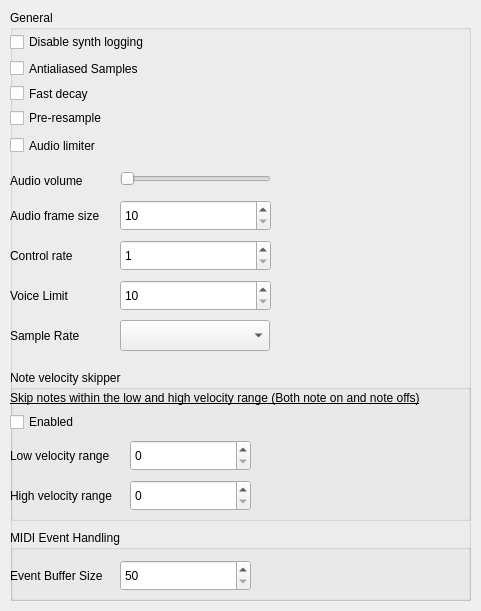
Qt form OmniMIDIConfigurator/src/kasariaSettings.ui (kiptunor/OmniMIDIv2) before a commit.
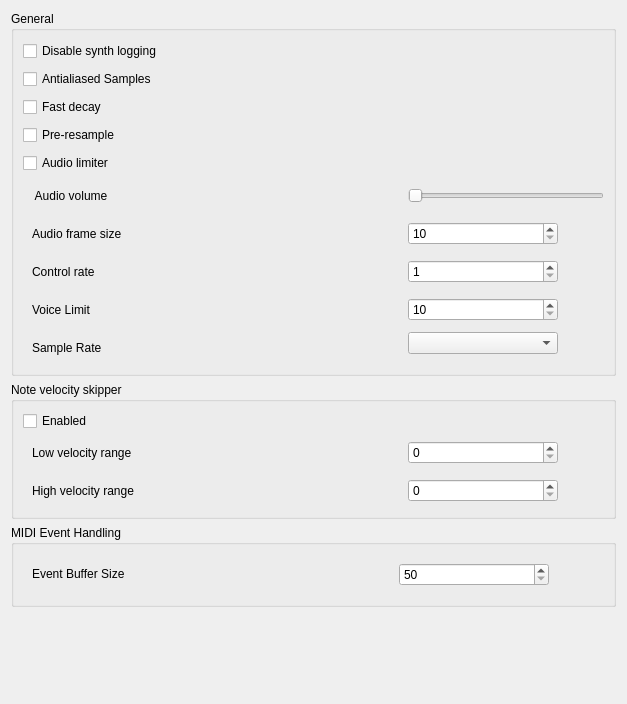
The same form after that commit. Icons and pictures are not drawn. Custom widgets are drawn as their Qt base class.

```diff
--- a/OmniMIDIConfigurator/src/kasariaSettings.ui
+++ b/OmniMIDIConfigurator/src/kasariaSettings.ui
@@ -6,300 +6,198 @@
    <rect>
     <x>0</x>
     <y>0</y>
-    <width>481</width>
-    <height>611</height>
+    <width>627</width>
+    <height>704</height>
    </rect>
   </property>
   <property name="windowTitle">
    <string>Form</string>
   </property>
-  <widget class="QWidget" name="verticalLayoutWidget">
-   <property name="geometry">
-    <rect>
-     <x>10</x>
-     <y>10</y>
-     <width>461</width>
-     <height>591</height>
-    </rect>
-   </property>
-   <layout class="QVBoxLayout" name="verticalLayout">
+  <layout class="QVBoxLayout" name="verticalLayout" stretch="0,0,0,0">
     <item>
      <widget class="QGroupBox" name="groupBox">
       <property name="title">
        <string>General</string>
       </property>
-      <property name="checkable">
-       <bool>false</bool>
-      </property>
-      <widget class="QCheckBox" name="cb_disableSynthLogs">
-       <property name="geometry">
-        <rect>
-         <x>0</x>
-         <y>20</y>
-         <width>151</width>
-         <height>24</height>
-        </rect>
-       </property>
+     <layout class="QGridLayout" name="gridLayout">
+      <item row="5" column="0" colspan="2" alignment="Qt::AlignmentFlag::AlignLeft">
+       <widget class="QCheckBox" name="cb_audioLimter">
        <property name="text">
-        <string>Disable synth logging</string>
-       </property>
-      </widget>
-      <widget class="QCheckBox" name="cb_antialiasedSamples">
-       <property name="geometry">
-        <rect>
-         <x>0</x>
-         <y>43</y>
-         <width>151</width>
-         <height>31</height>
-        </rect>
+         <string>Audio limiter</string>
+        </property>
+       </widget>
+      </item>
+      <item row="1" column="8">
+       <widget class="QPushButton" name="pushButton_2">
+        <property name="toolTip">
+         <string>&lt;html&gt;&lt;head/&gt;&lt;body&gt;&lt;p&gt;Sample antialiasing caps out frequencies higher than the sample rate.&lt;/p&gt;&lt;p&gt;It takes effect at soundfont loading.&lt;/p&gt;&lt;/body&gt;&lt;/html&gt;</string>
        </property>
        <property name="text">
-        <string>Antialiased Samples</string>
-       </property>
-      </widget>
-      <widget class="QCheckBox" name="cb_fastDecay">
-       <property name="geometry">
-        <rect>
-         <x>0</x>
-         <y>73</y>
-         <width>91</width>
-         <height>21</height>
-        </rect>
-       </property>
-       <property name="text">
-        <string>Fast decay</string>
-       </property>
-      </widget>
-      <widget class="QCheckBox" name="cb_preResample">
-       <property name="geometry">
-        <rect>
-         <x>0</x>
-         <y>100</y>
-         <width>111</width>
-         <height>16</height>
-        </rect>
+         <string/>
+        </property>
+        <property name="icon">
+         <iconset theme="help-about"/>
+        </property>
+        <property name="flat">
+         <bool>true</bool>
+        </property>
+       </widget>
+      </item>
+      <item row="10" column="0" rowspan="2" colspan="5">
+       <widget class="QWidget" name="horizontalWidget_4" native="true">
+        <layout class="QHBoxLayout" name="horizontalLayout_4">
+         <item>
+          <widget class="QLabel" name="label_4">
+           <property name="sizePolicy">
+            <sizepolicy hsizetype="Preferred" vsizetype="Fixed">
+             <horstretch>0</horstretch>
+             <verstretch>0</verstretch>
+            </sizepolicy>
        </property>
        <property name="text">
-        <string>Pre-resample</string>
-       </property>
-      </widget>
-      <widget class="QSpinBox" name="spb_ctrlRate">
-       <property name="geometry">
-        <rect>
-         <x>110</x>
-         <y>230</y>
-         <width>151</width>
-         <height>31</height>
-        </rect>
-       </property>
-       <property name="minimum">
-        <number>1</number>
-       </property>
-       <property name="maximum">
-        <number>999</number>
-       </property>
-      </widget>
+            <string>Sample Rate</string>
+           </property>
+          </widget>
+         </item>
+        </layout>
+       </widget>
+      </item>
+      <item row="8" column="0" colspan="4">
+       <widget class="QWidget" name="horizontalWidget_2" native="true">
+        <layout class="QHBoxLayout" name="horizontalLayout_2">
+         <item>
       <widget class="QLabel" name="label">
-       <property name="geometry">
-        <rect>
-         <x>0</x>
-         <y>230</y>
-         <width>71</width>
-         <height>31</height>
-        </rect>
-       </property>
        <property name="text">
         <string>Control rate</string>
        </property>
       </widget>
-      <widget class="QLabel" name="label_2">
-       <property name="geometry">
-        <rect>
-         <x>0</x>
-         <y>160</y>
-         <width>81</width>
-         <height>21</height>
-        </rect>
-       </property>
-       <property name="text">
-        <string>Audio volume</string>
-       </property>
-      </widget>
-      <widget class="QSpinBox" name="spb_voiceLimit">
-       <property name="geometry">
-        <rect>
-         <x>110</x>
-         <y>270</y>
-         <width>151</width>
-         <height>31</height>
-        </rect>
-       </property>
-       <property name="minimum">
-        <number>10</number>
-       </property>
-       <property name="maximum">
-        <number>9024</number>
-       </property>
-      </widget>
+         </item>
+        </layout>
+       </widget>
+      </item>
+      <item row="9" column="0" colspan="4">
+       <widget class="QWidget" name="horizontalWidget_3" native="true">
+        <layout class="QHBoxLayout" name="horizontalLayout_3">
+         <item>
       <widget class="QLabel" name="label_3">
-       <property name="geometry">
-        <rect>
-         <x>0</x>
-         <y>270</y>
-         <width>71</width>
-         <height>31</height>
-        </rect>
-       </property>
        <property name="text">
         <string>Voice Limit</string>
        </property>
       </widget>
-      <widget class="QLabel" name="label_4">
-       <property name="geometry">
-        <rect>
-         <x>0</x>
-         <y>310</y>
-         <width>81</width>
-         <height>31</height>
-        </rect>
-       </property>
-       <property name="text">
-        <string>Sample Rate</string>
-       </property>
-      </widget>
-      <widget class="SampleRateSelector" name="srs_smplRate">
-       <property name="geometry">
-        <rect>
-         <x>110</x>
-         <y>310</y>
-         <width>150</width>
-         <height>31</height>
-        </rect>
-       </property>
+         </item>
+        </layout>
+       </widget>
+      </item>
+      <item row="8" column="7">
+       <widget class="QSpinBox" name="spb_ctrlRate">
        <property name="minimumSize">
         <size>
          <width>150</width>
          <height>0</height>
         </size>
        </property>
-      </widget>
-      <widget class="QCheckBox" name="cb_audioLimter">
-       <property name="geometry">
-        <rect>
-         <x>0</x>
-         <y>120</y>
-         <width>101</width>
-         <height>31</height>
-        </rect>
-       </property>
+        <property name="maximumSize">
+         <size>
+          <width>150</width>
+          <height>16777215</height>
+         </size>
+        </property>
+        <property name="minimum">
+         <number>1</number>
+        </property>
+        <property name="maximum">
+         <number>999</number>
+        </property>
+       </widget>
+      </item>
+      <item row="6" column="0" colspan="6">
+       <widget class="QWidget" name="horizontalWidget" native="true">
+        <layout class="QHBoxLayout" name="horizontalLayout_8">
+         <item>
+          <widget class="QLabel" name="label_2">
+           <property name="text">
+            <string> Audio volume                </string>
+           </property>
+          </widget>
+         </item>
+        </layout>
+       </widget>
+      </item>
+      <item row="5" column="8">
+       <widget class="QPushButton" name="pushButton_5">
+        <property name="toolTip">
+         <string>&lt;html&gt;&lt;head/&gt;&lt;body&gt;&lt;p&gt;The audio limiter is built into Kasaria and it's important for reducing audio loudness&lt;/p&gt;&lt;/body&gt;&lt;/html&gt;</string>
+        </property>
        <property name="text">
-        <string>Audio limiter</string>
-       </property>
-      </widget>
+         <string/>
+        </property>
+        <property name="icon">
+         <iconset theme="help-about"/>
+        </property>
+        <property name="flat">
+         <bool>true</bool>
+        </property>
+       </widget>
+      </item>
+      <item row="6" column="7" colspan="2">
+       <widget class="QSlider" name="sl_audioVol">
+        <property name="orientation">
+         <enum>Qt::Orientation::Horizontal</enum>
+        </property>
+       </widget>
+      </item>
+      <item row="8" column="8">
+       <widget class="QPushButton" name="pushButton_8">
+        <property name="toolTip">
+         <string>&lt;html&gt;&lt;head/&gt;&lt;body&gt;&lt;p&gt;Set the amount of sample rate computations.&lt;/p&gt;&lt;/body&gt;&lt;/html&gt;</string>
+        </property>
+        <property name="text">
+         <string/>
+        </property>
+        <property name="icon">
+         <iconset theme="help-about"/>
+        </property>
+        <property name="flat">
+         <bool>true</bool>
+        </property>
+       </widget>
+      </item>
+      <item row="7" column="0" colspan="5">
+       <widget class="QWidget" name="horizontalWidget" native="true">
+        <layout class="QHBoxLayout" name="horizontalLayout">
+         <item>
       <widget class="QLabel" name="label_8">
-       <property name="geometry">
-        <rect>
-         <x>0</x>
-         <y>190</y>
-         <width>101</width>
-         <height>31</height>
-        </rect>
-       </property>
        <property name="text">
         <string>Audio frame size</string>
        </property>
       </widget>
-      <widget class="QSpinBox" name="spb_framePeriodSize">
-       <property name="geometry">
-        <rect>
-         <x>110</x>
-         <y>190</y>
-         <width>151</width>
-         <height>31</height>
-        </rect>
-       </property>
-       <property name="minimum">
-        <number>10</number>
-       </property>
-       <property name="maximum">
-        <number>900</number>
-       </property>
-      </widget>
-      <widget class="QPushButton" name="pushButton_1">
-       <property name="geometry">
-        <rect>
-         <x>150</x>
-         <y>23</y>
-         <width>21</width>
-         <height>21</height>
-        </rect>
-       </property>
-       <property name="toolTip">
-        <string>&lt;html&gt;&lt;head/&gt;&lt;body&gt;&lt;p&gt;By default Kasaria logs all events to stdout&lt;/p&gt;&lt;/body&gt;&lt;/html&gt;</string>
-       </property>
+         </item>
+        </layout>
+       </widget>
+      </item>
+      <item row="3" column="0" colspan="3" alignment="Qt::AlignmentFlag::AlignLeft">
+       <widget class="QCheckBox" name="cb_preResample">
        <property name="text">
-        <string/>
-       </property>
-       <property name="icon">
-        <iconset theme="help-about"/>
-       </property>
-       <property name="flat">
-        <bool>true</bool>
-       </property>
-      </widget>
-      <widget class="QPushButton" name="pushButton_2">
-       <property name="geometry">
-        <rect>
-         <x>150</x>
-         <y>50</y>
-         <width>21</width>
-         <height>21</height>
-        </rect>
-       </property>
-       <property name="toolTip">
-        <string>&lt;html&gt;&lt;head/&gt;&lt;body&gt;&lt;p&gt;Sample antialiasing caps out frequencies higher than what the sample rate.&lt;/p&gt;&lt;p&gt;It takes effect at soundfont loading.&lt;/p&gt;&lt;/body&gt;&lt;/html&gt;</string>
-       </property>
+         <string>Pre-resample</string>
+        </property>
+       </widget>
+      </item>
+      <item row="1" column="0" colspan="4" alignment="Qt::AlignmentFlag::AlignLeft">
+       <widget class="QCheckBox" name="cb_antialiasedSamples">
        <property name="text">
-        <string/>
-       </property>
-       <property name="icon">
-        <iconset theme="help-about"/>
-       </property>
-       <property name="flat">
-        <bool>true</bool>
-       </property>
-      </widget>
-      <widget class="QPushButton" name="pushButton_3">
-       <property name="geometry">
-        <rect>
-         <x>150</x>
-         <y>75</y>
-         <width>21</width>
-         <height>21</height>
-        </rect>
-       </property>
-       <property name="toolTip">
-        <string>&lt;html&gt;&lt;head/&gt;&lt;body&gt;&lt;p&gt;Fast decay makes envelope processing much faster.&lt;/p&gt;&lt;p&gt;It takes effect at soundfont loading.&lt;/p&gt;&lt;/body&gt;&lt;/html&gt;</string>
-       </property>
+         <string>Antialiased Samples</string>
+        </property>
+       </widget>
+      </item>
+      <item row="0" column="0" colspan="6" alignment="Qt::AlignmentFlag::AlignLeft">
+       <widget class="QCheckBox" name="cb_disableSynthLogs">
        <property name="text">
-        <string/>
-       </property>
-       <property name="icon">
-        <iconset theme="help-about"/>
-       </property>
-       <property name="flat">
-        <bool>true</bool>
-       </property>
-      </widget>
+         <string>Disable synth logging</string>
+        </property>
+       </widget>
+      </item>
+      <item row="3" column="8">
       <widget class="QPushButton" name="pushButton_4">
-       <property name="geometry">
-        <rect>
-         <x>150</x>
-         <y>100</y>
-         <width>21</width>
-         <height>21</height>
-        </rect>
-       </property>
        <property name="toolTip">
         <string>&lt;html&gt;&lt;head/&gt;&lt;body&gt;&lt;p&gt;Pre-process soundfont samples.&lt;/p&gt;&lt;p&gt;It can reduce synth workload by a light margin&lt;/p&gt;&lt;/body&gt;&lt;/html&gt;</string>
        </property>
@@ -313,15 +211,16 @@
         <bool>true</bool>
        </property>
       </widget>
-      <widget class="QPushButton" name="pushButton_5">
-       <property name="geometry">
-        <rect>
-         <x>150</x>
-         <y>125</y>
-         <width>21</width>
-         <height>21</height>
-        </rect>
-       </property>
+      </item>
+      <item row="2" column="0">
+       <widget class="QCheckBox" name="cb_fastDecay">
+        <property name="text">
+         <string>Fast decay</string>
+        </property>
+       </widget>
+      </item>
+      <item row="2" column="8">
+       <widget class="QPushButton" name="pushButton_3">
        <property name="toolTip">
         <string>&lt;html&gt;&lt;head/&gt;&lt;body&gt;&lt;p&gt;The audio limiter is built into Kasaria and it's important for reducing audio loudness&lt;/p&gt;&lt;/body&gt;&lt;/html&gt;</string>
        </property>
@@ -335,37 +234,40 @@
         <bool>true</bool>
        </property>
       </widget>
-      <widget class="QPushButton" name="pushButton_6">
-       <property name="geometry">
-        <rect>
-         <x>270</x>
-         <y>190</y>
-         <width>31</width>
-         <height>31</height>
-        </rect>
-       </property>
-       <property name="toolTip">
-        <string>&lt;html&gt;&lt;head/&gt;&lt;body&gt;&lt;p&gt;The time interval the audio thread sends sound data to the audio device.&lt;/p&gt;&lt;p&gt;This impacts the frequency of chopped notes&lt;/p&gt;&lt;/body&gt;&lt;/html&gt;</string>
-       </property>
-       <property name="text">
-        <string/>
-       </property>
-       <property name="icon">
-        <iconset theme="help-about"/>
-       </property>
-       <property name="flat">
-        <bool>true</bool>
-       </property>
-      </widget>
+      </item>
+      <item row="7" column="7">
+       <widget class="QSpinBox" name="spb_framePeriodSize">
+        <property name="minimumSize">
+         <size>
+          <width>150</width>
+          <height>0</height>
+         </size>
+        </property>
+        <property name="maximumSize">
+         <size>
+          <width>150</width>
+          <height>16777215</height>
+         </size>
+        </property>
+        <property name="minimum">
+         <number>10</number>
+        </property>
+        <property name="maximum">
+         <number>900</number>
+        </property>
+       </widget>
+      </item>
+      <item row="7" column="8">
       <widget class="QPushButton" name="pushButton_7">
-       <property name="geometry">
-        <rect>
-         <x>270</x>
-         <y>230</y>
-         <width>31</width>
-         <height>31</height>
-        </rect>
-       </property>
+        <property name="enabled">
+         <bool>true</bool>
+        </property>
+        <property name="sizePolicy">
+         <sizepolicy hsizetype="Fixed" vsizetype="Fixed">
+          <horstretch>0</horstretch>
+          <verstretch>0</verstretch>
+         </sizepolicy>
+        </property>
        <property name="toolTip">
         <string>&lt;html&gt;&lt;head/&gt;&lt;body&gt;&lt;p&gt;Set the amount of sample rate computations.&lt;/p&gt;&lt;/body&gt;&lt;/html&gt;</string>
        </property>
@@ -379,15 +281,9 @@
         <bool>true</bool>
        </property>
       </widget>
-      <widget class="QPushButton" name="pushButton_8">
-       <property name="geometry">
-        <rect>
-         <x>270</x>
-         <y>270</y>
-         <width>31</width>
-         <height>31</height>
-        </rect>
-       </property>
+      </item>
+      <item row="0" column="8">
+       <widget class="QPushButton" name="pushButton_6">
        <property name="toolTip">
         <string>&lt;html&gt;&lt;head/&gt;&lt;body&gt;&lt;p&gt;A voice is the sound of a single note played by the synth.&lt;/p&gt;&lt;p&gt;With larger voice limits the audio is more consistent but it also takes more rendering time.&lt;/p&gt;&lt;/body&gt;&lt;/html&gt;</string>
        </property>
@@ -401,15 +297,75 @@
         <bool>true</bool>
        </property>
       </widget>
+      </item>
+      <item row="9" column="8">
       <widget class="QPushButton" name="pushButton_9">
-       <property name="geometry">
-        <rect>
-         <x>270</x>
-         <y>310</y>
-         <width>31</width>
-         <height>31</height>
-        </rect>
-       </property>
+        <property name="toolTip">
+         <string>&lt;html&gt;&lt;head/&gt;&lt;body&gt;&lt;p&gt;A voice is the sound of a single note played by the synth.&lt;/p&gt;&lt;p&gt;With larger voice limits the audio is more consistent but it also takes more rendering time.&lt;/p&gt;&lt;/body&gt;&lt;/html&gt;</string>
+        </property>
+        <property name="toolTipDuration">
+         <number>-1</number>
+        </property>
+        <property name="text">
+         <string/>
+        </property>
+        <property name="icon">
+         <iconset theme="help-about"/>
+        </property>
+        <property name="flat">
+         <bool>true</bool>
+        </property>
+       </widget>
+      </item>
+      <item row="9" column="7">
+       <widget class="QSpinBox" name="spb_voiceLimit">
+        <property name="minimumSize">
+         <size>
+          <width>150</width>
+          <height>0</height>
+         </size>
+        </property>
+        <property name="maximumSize">
+         <size>
+          <width>150</width>
+          <height>16777215</height>
+         </size>
+        </property>
+        <property name="minimum">
+         <number>10</number>
+        </property>
+        <property name="maximum">
+         <number>9024</number>
+        </property>
+       </widget>
+      </item>
+      <item row="10" column="7">
+       <widget class="SampleRateSelector" name="srs_smplRate">
+        <property name="enabled">
+         <bool>true</bool>
+        </property>
+        <property name="sizePolicy">
+         <sizepolicy hsizetype="Preferred" vsizetype="Fixed">
+          <horstretch>0</horstretch>
+          <verstretch>0</verstretch>
+         </sizepolicy>
+        </property>
+        <property name="minimumSize">
+         <size>
+          <width>150</width>
+          <height>0</height>
+         </size>
+        </property>
+        <property name="maximumSize">
+         <size>
+          <width>150</width>
+          <height>16777215</height>
+         </size>
+        </property>
+       </widget>
+      </item>
+      <item row="10" column="8">
+       <widget class="QPushButton" name="pushButton_10">
        <property name="toolTip">
         <string>&lt;html&gt;&lt;head/&gt;&lt;body&gt;&lt;p&gt;The sample rate is a very important setting that has a major impact on the overall audio quality.&lt;/p&gt;&lt;p&gt;Recommended is to keep the sample rate not to low or too high, set a value that does not increase audio rendering workload and also not too low which could result in lower audio quality.&lt;/p&gt;&lt;/body&gt;&lt;/html&gt;</string>
        </property>
@@ -423,145 +379,141 @@
         <bool>true</bool>
        </property>
       </widget>
-      <widget class="QSlider" name="sl_audioVol">
-       <property name="geometry">
-        <rect>
-         <x>110</x>
-         <y>160</y>
-         <width>151</width>
-         <height>18</height>
-        </rect>
-       </property>
-       <property name="orientation">
-        <enum>Qt::Orientation::Horizontal</enum>
-       </property>
-      </widget>
-      <widget class="QGroupBox" name="groupBox_2">
-       <property name="geometry">
-        <rect>
-         <x>0</x>
-         <y>360</y>
-         <width>461</width>
-         <height>151</height>
-        </rect>
-       </property>
+      </item>
+     </layout>
+    </widget>
+   </item>
+   <item>
+    <widget class="QGroupBox" name="groupBox_3">
        <property name="title">
         <string>Note velocity skipper</string>
        </property>
-       <widget class="QLabel" name="label_5">
-        <property name="geometry">
-         <rect>
-          <x>0</x>
-          <y>20</y>
-          <width>531</width>
-          <height>16</height>
-         </rect>
+     <layout class="QGridLayout" name="gridLayout_2">
+      <item row="2" column="3">
+       <widget class="QPushButton" name="pushButton_12">
+        <property name="sizePolicy">
+         <sizepolicy hsizetype="Fixed" vsizetype="Fixed">
+          <horstretch>0</horstretch>
+          <verstretch>0</verstretch>
+         </sizepolicy>
         </property>
-        <property name="font">
-         <font>
-          <underline>true</underline>
-         </font>
+        <property name="toolTip">
+         <string>&lt;html&gt;&lt;head/&gt;&lt;body&gt;&lt;p&gt;Set the minimum velocity range from where the synth starts skipping note events&lt;/p&gt;&lt;/body&gt;&lt;/html&gt;</string>
         </property>
         <property name="text">
-         <string>Skip notes within the low and high velocity range (Both note on and note offs)</string>
+         <string/>
+        </property>
+        <property name="icon">
+         <iconset theme="help-about"/>
+        </property>
+        <property name="flat">
+         <bool>true</bool>
         </property>
        </widget>
+      </item>
+      <item row="1" column="0">
        <widget class="QCheckBox" name="cb_noteVelSkip">
-        <property name="geometry">
-         <rect>
-          <x>0</x>
-          <y>40</y>
-          <width>71</width>
-          <height>24</height>
-         </rect>
-        </property>
         <property name="text">
          <string>Enabled</string>
         </property>
        </widget>
-       <widget class="QSpinBox" name="spb_lowVelRange">
-        <property name="geometry">
-         <rect>
-          <x>120</x>
-          <y>70</y>
-          <width>121</width>
-          <height>31</height>
-         </rect>
-        </property>
-        <property name="maximum">
-         <number>127</number>
-        </property>
-       </widget>
-       <widget class="QLabel" name="label_6">
-        <property name="geometry">
-         <rect>
-          <x>0</x>
-          <y>76</y>
-          <width>111</width>
-          <height>20</height>
-         </rect>
-        </property>
-        <property name="text">
-         <string>Low velocity range</string>
-        </property>
-       </widget>
+      </item>
+      <item row="3" column="0" colspan="2">
+       <widget class="QWidget" name="horizontalWidget" native="true">
+        <layout class="QHBoxLayout" name="horizontalLayout_6">
+         <item>
        <widget class="QLabel" name="label_7">
-        <property name="geometry">
-         <rect>
-          <x>0</x>
-          <y>110</y>
-          <width>121</width>
-          <height>31</height>
-         </rect>
+           <property name="sizePolicy">
+            <sizepolicy hsizetype="Preferred" vsizetype="Fixed">
+             <horstretch>0</horstretch>
+             <verstretch>0</verstretch>
+            </sizepolicy>
         </property>
         <property name="text">
          <string>High velocity range</string>
         </property>
        </widget>
+         </item>
+        </layout>
+       </widget>
+      </item>
+      <item row="2" column="0" colspan="2">
+       <widget class="QWidget" name="horizontalWidget" native="true">
+        <property name="sizePolicy">
+         <sizepolicy hsizetype="Preferred" vsizetype="Fixed">
+          <horstretch>0</horstretch>
+          <verstretch>0</verstretch>
+         </sizepolicy>
+        </property>
+        <layout class="QHBoxLayout" name="horizontalLayout_5">
+         <item>
+          <widget class="QLabel" name="label_6">
+           <property name="sizePolicy">
+            <sizepolicy hsizetype="Minimum" vsizetype="Preferred">
+             <horstretch>0</horstretch>
+             <verstretch>0</verstretch>
+            </sizepolicy>
+           </property>
+           <property name="text">
+            <string>Low velocity range</string>
+           </property>
+          </widget>
+         </item>
+        </layout>
+       </widget>
+      </item>
+      <item row="2" column="2">
+       <widget class="QSpinBox" name="spb_lowVelRange">
+        <property name="enabled">
+         <bool>true</bool>
+        </property>
+        <property name="sizePolicy">
+         <sizepolicy hsizetype="Fixed" vsizetype="Fixed">
+          <horstretch>0</horstretch>
+          <verstretch>0</verstretch>
+         </sizepolicy>
+        </property>
+        <property name="minimumSize">
+         <size>
+          <width>150</width>
+          <height>0</height>
+         </size>
+        </property>
+        <property name="maximumSize">
+         <size>
+          <width>150</width>
+          <height>16777215</height>
+         </size>
+        </property>
+        <property name="acceptDrops">
+         <bool>false</bool>
+        </property>
+        <property name="maximum">
+         <number>127</number>
+        </property>
+       </widget>
+      </item>
+      <item row="3" column="2">
        <widget class="QSpinBox" name="spb_highVelRange">
-        <property name="geometry">
-         <rect>
-          <x>120</x>
-          <y>110</y>
-          <width>121</width>
-          <height>31</height>
-         </rect>
+        <property name="sizePolicy">
+         <sizepolicy hsizetype="Fixed" vsizetype="Fixed">
+          <horstretch>0</horstretch>
+          <verstretch>0</verstretch>
+         </sizepolicy>
+        </property>
+        <property name="minimumSize">
+         <size>
+          <width>150</width>
+          <height>0</height>
+         </size>
         </property>
         <property name="maximum">
          <number>127</number>
         </property>
        </widget>
-       <widget class="QPushButton" name="pushButton_10">
-        <property name="geometry">
-         <rect>
-          <x>250</x>
-          <y>70</y>
-          <width>31</width>
-          <height>31</height>
-         </rect>
-        </property>
-        <property name="toolTip">
-         <string>&lt;html&gt;&lt;head/&gt;&lt;body&gt;&lt;p&gt;Set the minimum velocity range from where the synth starts skipping note events&lt;/p&gt;&lt;/body&gt;&lt;/html&gt;</string>
-        </property>
-        <property name="text">
-         <string/>
-        </property>
-        <property name="icon">
-         <iconset theme="help-about"/>
-        </property>
-        <property name="flat">
-         <bool>true</bool>
-        </property>
-       </widget>
-       <widget class="QPushButton" name="pushButton_11">
-        <property name="geometry">
-         <rect>
-          <x>250</x>
-          <y>110</y>
-          <width>31</width>
-          <height>31</height>
-         </rect>
-        </property>
+      </item>
+      <item row="3" column="3">
+       <widget class="QPushButton" name="pushButton_13">
         <property name="toolTip">
          <string>&lt;html&gt;&lt;head/&gt;&lt;body&gt;&lt;p&gt;Set the high velocity range that fully depends on the low velocity range.&lt;/p&gt;&lt;p&gt;This feature is useful for avoiding intense synth workloads for BlackMIDIs with very dense note arts which increases audio quality and performance&lt;/p&gt;&lt;/body&gt;&lt;/html&gt;</string>
         </property>
@@ -575,40 +527,51 @@
          <bool>true</bool>
         </property>
        </widget>
-      </widget>
-      <widget class="QGroupBox" name="groupBox_3">
-       <property name="geometry">
-        <rect>
-         <x>0</x>
-         <y>520</y>
-         <width>461</width>
-         <height>71</height>
-        </rect>
-       </property>
+      </item>
+     </layout>
+    </widget>
+   </item>
+   <item>
+    <widget class="QGroupBox" name="groupBox_4">
        <property name="title">
         <string>MIDI Event Handling</string>
        </property>
+     <layout class="QVBoxLayout" name="verticalLayout_2">
+      <item>
+       <widget class="QWidget" name="horizontalWidget" native="true">
+        <layout class="QHBoxLayout" name="horizontalLayout_7">
+         <item>
        <widget class="QLabel" name="label_9">
-        <property name="geometry">
-         <rect>
-          <x>0</x>
-          <y>30</y>
-          <width>101</width>
-          <height>31</height>
-         </rect>
+           <property name="sizePolicy">
+            <sizepolicy hsizetype="Preferred" vsizetype="Fixed">
+             <horstretch>0</horstretch>
+             <verstretch>0</verstretch>
+            </sizepolicy>
+           </property>
+           <property name="minimumSize">
+            <size>
+             <width>0</width>
+             <height>0</height>
+            </size>
         </property>
         <property name="text">
          <string>Event Buffer Size</string>
         </property>
        </widget>
+         </item>
+         <item>
        <widget class="QSpinBox" name="spb_evBufSize">
-        <property name="geometry">
-         <rect>
-          <x>110</x>
-          <y>30</y>
-          <width>131</width>
-          <height>31</height>
-         </rect>
+           <property name="minimumSize">
+            <size>
+             <width>150</width>
+             <height>0</height>
+            </size>
+           </property>
+           <property name="maximumSize">
+            <size>
+             <width>150</width>
+             <height>16777215</height>
+            </size>
         </property>
         <property name="minimum">
          <number>50</number>
@@ -617,14 +580,14 @@
          <number>999999</number>
         </property>
        </widget>
-       <widget class="QPushButton" name="pushButton_12">
-        <property name="geometry">
-         <rect>
-          <x>250</x>
-          <y>30</y>
-          <width>31</width>
-          <height>31</height>
-         </rect>
+         </item>
+         <item>
+          <widget class="QPushButton" name="pushButton_14">
+           <property name="sizePolicy">
+            <sizepolicy hsizetype="Fixed" vsizetype="Fixed">
+             <horstretch>0</horstretch>
+             <verstretch>0</verstretch>
+            </sizepolicy>
         </property>
         <property name="toolTip">
          <string>&lt;html&gt;&lt;head/&gt;&lt;body&gt;&lt;p&gt;Set the size of the buffer that receives the MIDI events.&lt;/p&gt;&lt;p&gt;MIDI Event buffering helps reducing synth workload even on very insense processing.&lt;/p&gt;&lt;p&gt;For better performance keep the event buffer lower&lt;/p&gt;&lt;/body&gt;&lt;/html&gt;</string>
@@ -639,11 +602,27 @@
          <bool>true</bool>
         </property>
        </widget>
-      </widget>
-     </widget>
+         </item>
+        </layout>
+       </widget>
     </item>
    </layout>
   </widget>
+   </item>
+   <item>
+    <spacer name="verticalSpacer">
+     <property name="orientation">
+      <enum>Qt::Orientation::Vertical</enum>
+     </property>
+     <property name="sizeHint" stdset="0">
+      <size>
+       <width>20</width>
+       <height>13</height>
+      </size>
+     </property>
+    </spacer>
+   </item>
+  </layout>
  </widget>
  <customwidgets>
   <customwidget>
```
Left out of the diff: 6 changed lines with no effect on the pictures. Lines whose indentation alone changed are shown as unchanged.
